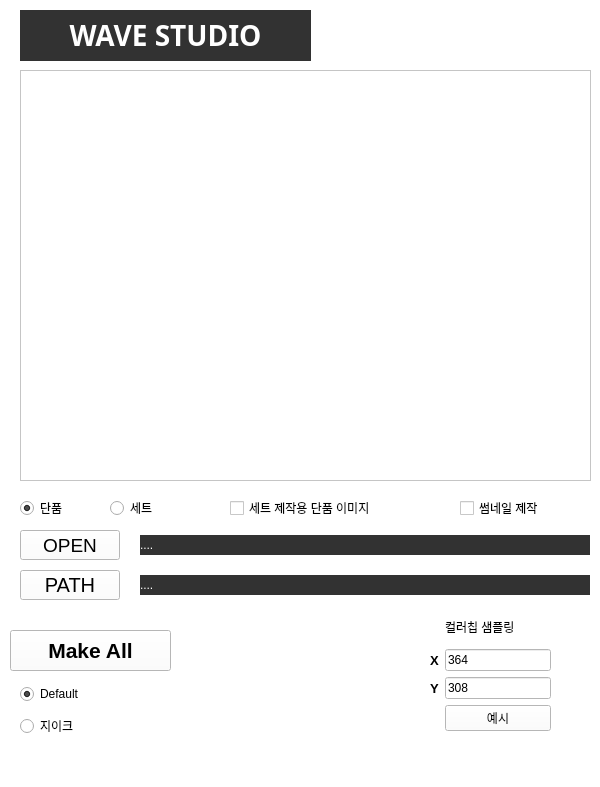
This is 03_resource/ui_imageMaking.ui in suni1015/ImageMaking as Qt 5 draws it before an edit. The edited form follows.
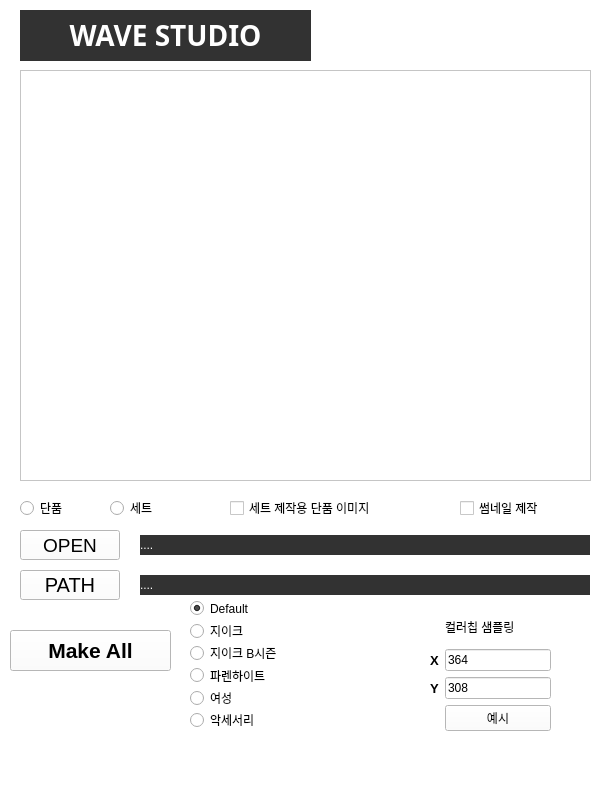
This is the edited form.

Commit message: UI 추가 + 브랜드별 제작 구분 함수 추가

```diff
--- a/03_resource/ui_imageMaking.ui
+++ b/03_resource/ui_imageMaking.ui
@@ -233,7 +233,7 @@
      <string>단품</string>
     </property>
     <property name="checked">
-     <bool>true</bool>
+     <bool>false</bool>
     </property>
    </widget>
    <widget class="QRadioButton" name="radio_set">
@@ -351,10 +351,10 @@
    <widget class="QWidget" name="verticalLayoutWidget">
     <property name="geometry">
      <rect>
-      <x>20</x>
-      <y>680</y>
+      <x>190</x>
+      <y>600</y>
       <width>111</width>
-      <height>62</height>
+      <height>128</height>
      </rect>
     </property>
     <layout class="QVBoxLayout" name="verticalLayout">
@@ -375,6 +375,43 @@
        </property>
       </widget>
      </item>
+     <item>
+      <widget class="QRadioButton" name="format_radio_6">
+       <property name="text">
+        <string>지이크 B시즌</string>
+       </property>
+      </widget>
+     </item>
+     <item>
+      <widget class="QRadioButton" name="format_radio_3">
+       <property name="text">
+        <string>파렌하이트</string>
+       </property>
+       <property name="checked">
+        <bool>false</bool>
+       </property>
+      </widget>
+     </item>
+     <item>
+      <widget class="QRadioButton" name="format_radio_4">
+       <property name="text">
+        <string>여성</string>
+       </property>
+       <property name="checked">
+        <bool>false</bool>
+       </property>
+      </widget>
+     </item>
+     <item>
+      <widget class="QRadioButton" name="format_radio_5">
+       <property name="text">
+        <string>악세서리</string>
+       </property>
+       <property name="checked">
+        <bool>false</bool>
+       </property>
+      </widget>
+     </item>
     </layout>
    </widget>
   </widget>
```
The commit also changes 2 other files.
